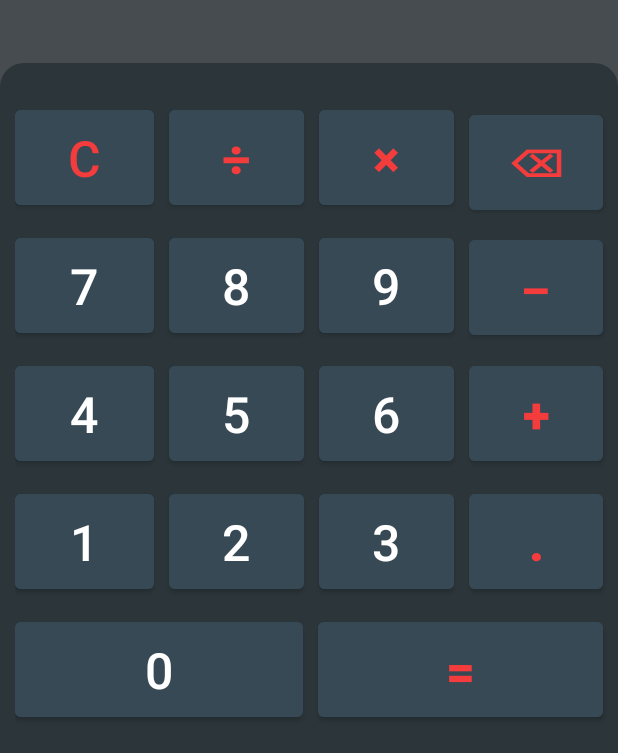
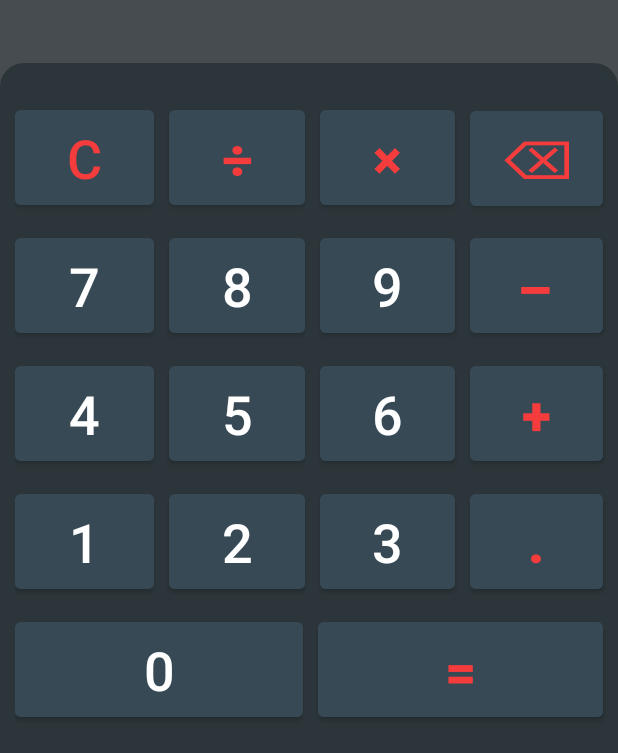
Before and after one commit to damianjasinski/AndroidCalc, an Android app: the SimpleCalcActivity screen opened directly, with no data from a screen before it, on a phone screen of 412 x 824 dp. Shown: the part 480-1233 px from the top of the screen. Run offline under Robolectric (Android 15) with nearby library versions, the phone set to English and light mode, and no system bars.

Commit message:
Tweak button sizes

```diff
--- a/app/src/main/res/layout-land/simple_calc_activity.xml
+++ b/app/src/main/res/layout-land/simple_calc_activity.xml
@@ -58,13 +58,11 @@
                 android:layout_weight="1"
                 android:backgroundTint="#374955"
                 android:maxWidth="85dp"
-                android:maxHeight="52dp"
                 android:minWidth="75dp"
-                android:minHeight="40dp"
                 android:onClick="onClickBtn"
                 android:text="@string/clear"
                 android:textColor="#FD5454"
-                android:textSize="25dp"
+                android:textSize="23sp"
                 android:textStyle="bold" />
 
             <Button
@@ -75,13 +73,11 @@
                 android:layout_weight="1"
                 android:backgroundTint="#374955"
                 android:maxWidth="85dp"
-                android:maxHeight="52dp"
                 android:minWidth="75dp"
-                android:minHeight="40dp"
                 android:onClick="onClickBtn"
                 android:text="@string/divide"
                 android:textColor="#FD5454"
-                android:textSize="25dp"
+                android:textSize="23sp"
                 android:textStyle="bold" />
 
             <Button
@@ -92,13 +88,11 @@
                 android:layout_weight="1"
                 android:backgroundTint="#374955"
                 android:maxWidth="85dp"
-                android:maxHeight="52dp"
                 android:minWidth="75dp"
-                android:minHeight="40dp"
                 android:onClick="onClickBtn"
                 android:text="@string/mult"
                 android:textColor="#FD5454"
-                android:textSize="25dp"
+                android:textSize="23sp"
                 android:textStyle="bold" />
 
             <Button
@@ -109,15 +103,13 @@
                 android:layout_weight="1"
                 android:backgroundTint="#374955"
                 android:maxWidth="85dp"
-                android:maxHeight="52dp"
                 android:minWidth="75dp"
-                android:minHeight="40dp"
                 android:onClick="onClickBtn"
                 android:text="@string/backspace"
                 android:textAllCaps="true"
                 android:textColor="#FD5454"
                 android:textScaleX="1.3"
-                android:textSize="25dp"
+                android:textSize="23sp"
                 android:textStyle="bold" />
 
         </TableRow>
@@ -135,13 +127,11 @@
                 android:layout_weight="1"
                 android:backgroundTint="#374955"
                 android:maxWidth="85dp"
-                android:maxHeight="52dp"
                 android:minWidth="75dp"
-                android:minHeight="40dp"
                 android:onClick="onClickBtn"
                 android:text="@string/seven"
                 android:textColor="#FFFFFF"
-                android:textSize="25dp" />
+                android:textSize="23sp" />
 
             <Button
                 android:id="@+id/buttonEight"
@@ -151,13 +141,11 @@
                 android:layout_weight="1"
                 android:backgroundTint="#374955"
                 android:maxWidth="85dp"
-                android:maxHeight="52dp"
                 android:minWidth="75dp"
-                android:minHeight="40dp"
                 android:onClick="onClickBtn"
                 android:text="@string/eight"
                 android:textColor="#FFFFFFFF"
-                android:textSize="25dp" />
+                android:textSize="23sp" />
 
             <Button
                 android:id="@+id/buttonNine"
@@ -167,13 +155,11 @@
                 android:layout_weight="1"
                 android:backgroundTint="#374955"
                 android:maxWidth="85dp"
-                android:maxHeight="52dp"
                 android:minWidth="75dp"
-                android:minHeight="40dp"
                 android:onClick="onClickBtn"
                 android:text="@string/nine"
                 android:textColor="#FFFFFFFF"
-                android:textSize="25dp" />
+                android:textSize="23sp" />
 
             <Button
                 android:id="@+id/buttonMinus"
@@ -183,14 +169,12 @@
                 android:layout_weight="1"
                 android:backgroundTint="#374955"
                 android:maxWidth="85dp"
-                android:maxHeight="52dp"
                 android:minWidth="75dp"
-                android:minHeight="40dp"
                 android:onClick="onClickBtn"
                 android:text="@string/minus"
                 android:textColor="#FD5454"
                 android:textScaleX="1.8"
-                android:textSize="25dp"
+                android:textSize="23sp"
                 android:textStyle="bold" />
 
         </TableRow>
@@ -208,13 +192,11 @@
                 android:layout_weight="1"
                 android:backgroundTint="#374955"
                 android:maxWidth="85dp"
-                android:maxHeight="52dp"
                 android:minWidth="75dp"
-                android:minHeight="40dp"
                 android:onClick="onClickBtn"
                 android:text="@string/four"
                 android:textColor="#FFFFFFFF"
-                android:textSize="25dp" />
+                android:textSize="23sp" />
 
             <Button
                 android:id="@+id/buttonFive"
@@ -224,13 +206,11 @@
                 android:layout_weight="1"
                 android:backgroundTint="#374955"
                 android:maxWidth="85dp"
-                android:maxHeight="52dp"
                 android:minWidth="75dp"
-                android:minHeight="40dp"
                 android:onClick="onClickBtn"
                 android:text="@string/five"
                 android:textColor="#FFFFFFFF"
-                android:textSize="25dp" />
+                android:textSize="23sp" />
 
             <Button
                 android:id="@+id/buttonSix"
@@ -240,13 +220,11 @@
                 android:layout_weight="1"
                 android:backgroundTint="#374955"
                 android:maxWidth="85dp"
-                android:maxHeight="52dp"
                 android:minWidth="75dp"
-                android:minHeight="40dp"
                 android:onClick="onClickBtn"
                 android:text="@string/six"
                 android:textColor="#FFFFFFFF"
-                android:textSize="25dp" />
+                android:textSize="23sp" />
 
             <Button
                 android:id="@+id/buttonAdd"
@@ -256,13 +234,11 @@
                 android:layout_weight="1"
                 android:backgroundTint="#374955"
                 android:maxWidth="85dp"
-                android:maxHeight="52dp"
                 android:minWidth="75dp"
-                android:minHeight="40dp"
                 android:onClick="onClickBtn"
                 android:text="@string/plus"
                 android:textColor="#FD5454"
-                android:textSize="25dp"
+                android:textSize="23sp"
                 android:textStyle="bold" />
 
         </TableRow>
@@ -280,13 +256,11 @@
                 android:layout_weight="1"
                 android:backgroundTint="#374955"
                 android:maxWidth="85dp"
-                android:maxHeight="52dp"
                 android:minWidth="75dp"
-                android:minHeight="40dp"
                 android:onClick="onClickBtn"
                 android:text="@string/one"
                 android:textColor="#FFFFFFFF"
-                android:textSize="25dp" />
+                android:textSize="23sp" />
 
             <Button
                 android:id="@+id/buttonTwo"
@@ -296,13 +270,11 @@
                 android:layout_weight="1"
                 android:backgroundTint="#374955"
                 android:maxWidth="85dp"
-                android:maxHeight="52dp"
                 android:minWidth="75dp"
-                android:minHeight="40dp"
                 android:onClick="onClickBtn"
                 android:text="@string/two"
                 android:textColor="#FFFFFFFF"
-                android:textSize="25dp" />
+                android:textSize="23sp" />
 
             <Button
                 android:id="@+id/buttonThree"
@@ -312,13 +284,11 @@
                 android:layout_weight="1"
                 android:backgroundTint="#374955"
                 android:maxWidth="85dp"
-                android:maxHeight="52dp"
                 android:minWidth="75dp"
-                android:minHeight="40dp"
                 android:onClick="onClickBtn"
                 android:text="@string/three"
                 android:textColor="#FFFFFFFF"
-                android:textSize="25dp" />
+                android:textSize="23sp" />
 
             <Button
                 android:id="@+id/buttonComma"
@@ -328,13 +298,11 @@
                 android:layout_weight="1"
                 android:backgroundTint="#374955"
                 android:maxWidth="85dp"
-                android:maxHeight="52dp"
                 android:minWidth="75dp"
-                android:minHeight="40dp"
                 android:onClick="onClickBtn"
                 android:text="@string/comma"
                 android:textColor="#FD5454"
-                android:textSize="25dp"
+                android:textSize="23sp"
                 android:textStyle="bold" />
 
         </TableRow>
@@ -354,13 +322,11 @@
                 android:layout_weight="1"
                 android:backgroundTint="#374955"
                 android:maxWidth="85dp"
-                android:maxHeight="52dp"
                 android:minWidth="75dp"
-                android:minHeight="40dp"
                 android:onClick="onClickBtn"
                 android:text="@string/zero"
                 android:textColor="#FFFFFFFF"
-                android:textSize="25dp" />
+                android:textSize="23sp" />
 
             <Button
                 android:id="@+id/buttonEqual"
@@ -370,13 +336,11 @@
                 android:layout_weight="1"
                 android:backgroundTint="#374955"
                 android:maxWidth="85dp"
-                android:maxHeight="52dp"
                 android:minWidth="75dp"
-                android:minHeight="40dp"
                 android:onClick="onClickBtn"
                 android:text="@string/equals"
                 android:textColor="#FD5454"
-                android:textSize="25dp"
+                android:textSize="23sp"
                 android:textStyle="bold" />
 
         </TableRow>
--- a/app/src/main/res/layout/simple_calc_activity.xml
+++ b/app/src/main/res/layout/simple_calc_activity.xml
@@ -89,7 +89,7 @@
                 android:onClick="onClickBtn"
                 android:text="@string/clear"
                 android:textColor="#F3FF3C3C"
-                android:textSize="33dp" />
+                android:textSize="36sp" />
 
             <Button
                 android:id="@+id/buttonDiv"
@@ -106,7 +106,7 @@
                 android:onClick="onClickBtn"
                 android:text="@string/divide"
                 android:textColor="#F3FF3C3C"
-                android:textSize="33dp" />
+                android:textSize="36sp" />
 
             <Button
                 android:id="@+id/buttonMul"
@@ -123,7 +123,7 @@
                 android:onClick="onClickBtn"
                 android:text="@string/mult"
                 android:textColor="#F3FF3C3C"
-                android:textSize="33dp" />
+                android:textSize="36sp" />
 
             <Button
                 android:id="@+id/buttonBack"
@@ -132,7 +132,7 @@
                 android:layout_marginRight="10dp"
                 android:layout_weight="1"
                 android:backgroundTint="#374955"
-                android:fontFamily="sans-serif-black"
+                android:fontFamily="sans-serif-thin"
                 android:maxWidth="50dp"
                 android:maxHeight="200dp"
                 android:minWidth="50dp"
@@ -141,8 +141,8 @@
                 android:text="@string/backspace"
                 android:textAllCaps="true"
                 android:textColor="#F3FF3C3C"
-                android:textScaleX="1.3"
-                android:textSize="25dp"
+                android:textScaleX="1.2"
+                android:textSize="36sp"
                 android:textStyle="bold" />
 
         </TableRow>
@@ -167,7 +167,7 @@
                 android:onClick="onClickBtn"
                 android:text="@string/seven"
                 android:textColor="#FFFFFF"
-                android:textSize="33dp" />
+                android:textSize="36sp" />
 
             <Button
                 android:id="@+id/buttonEight"
@@ -183,7 +183,7 @@
                 android:onClick="onClickBtn"
                 android:text="@string/eight"
                 android:textColor="#FFFFFFFF"
-                android:textSize="33dp" />
+                android:textSize="36sp" />
 
             <Button
                 android:id="@+id/buttonNine"
@@ -199,7 +199,7 @@
                 android:onClick="onClickBtn"
                 android:text="@string/nine"
                 android:textColor="#FFFFFFFF"
-                android:textSize="33dp" />
+                android:textSize="36sp" />
 
             <Button
                 android:id="@+id/buttonMinus"
@@ -217,7 +217,7 @@
                 android:text="@string/minus"
                 android:textColor="#F3FF3C3C"
                 android:textScaleX="1.8"
-                android:textSize="30dp" />
+                android:textSize="36sp" />
 
         </TableRow>
 
@@ -241,7 +241,7 @@
                 android:onClick="onClickBtn"
                 android:text="@string/four"
                 android:textColor="#FFFFFFFF"
-                android:textSize="33dp" />
+                android:textSize="36sp" />
 
             <Button
                 android:id="@+id/buttonFive"
@@ -257,7 +257,7 @@
                 android:onClick="onClickBtn"
                 android:text="@string/five"
                 android:textColor="#FFFFFFFF"
-                android:textSize="33dp" />
+                android:textSize="36sp" />
 
             <Button
                 android:id="@+id/buttonSix"
@@ -273,7 +273,7 @@
                 android:onClick="onClickBtn"
                 android:text="@string/six"
                 android:textColor="#FFFFFFFF"
-                android:textSize="33dp" />
+                android:textSize="36sp" />
 
             <Button
                 android:id="@+id/buttonAdd"
@@ -290,7 +290,7 @@
                 android:onClick="onClickBtn"
                 android:text="@string/plus"
                 android:textColor="#F3FF3C3C"
-                android:textSize="33dp" />
+                android:textSize="36sp" />
 
         </TableRow>
 
@@ -314,7 +314,7 @@
                 android:onClick="onClickBtn"
                 android:text="@string/one"
                 android:textColor="#FFFFFFFF"
-                android:textSize="33dp" />
+                android:textSize="36sp" />
 
             <Button
                 android:id="@+id/buttonTwo"
@@ -330,7 +330,7 @@
                 android:onClick="onClickBtn"
                 android:text="@string/two"
                 android:textColor="#FFFFFFFF"
-                android:textSize="33dp" />
+                android:textSize="36sp" />
 
             <Button
                 android:id="@+id/buttonThree"
@@ -346,7 +346,7 @@
                 android:onClick="onClickBtn"
                 android:text="@string/three"
                 android:textColor="#FFFFFFFF"
-                android:textSize="33dp" />
+                android:textSize="36sp" />
 
             <Button
                 android:id="@+id/buttonComma"
@@ -363,7 +363,7 @@
                 android:onClick="onClickBtn"
                 android:text="@string/comma"
                 android:textColor="#F3FF3C3C"
-                android:textSize="33dp" />
+                android:textSize="36sp" />
 
         </TableRow>
 
@@ -388,7 +388,7 @@
                 android:onClick="onClickBtn"
                 android:text="@string/zero"
                 android:textColor="#FFFFFFFF"
-                android:textSize="33dp" />
+                android:textSize="36sp" />
 
             <Button
                 android:id="@+id/buttonEqual"
@@ -405,7 +405,7 @@
                 android:onClick="onClickBtn"
                 android:text="@string/equals"
                 android:textColor="#F3FF3C3C"
-                android:textSize="33dp" />
+                android:textSize="36sp" />
 
         </TableRow>
 
```
